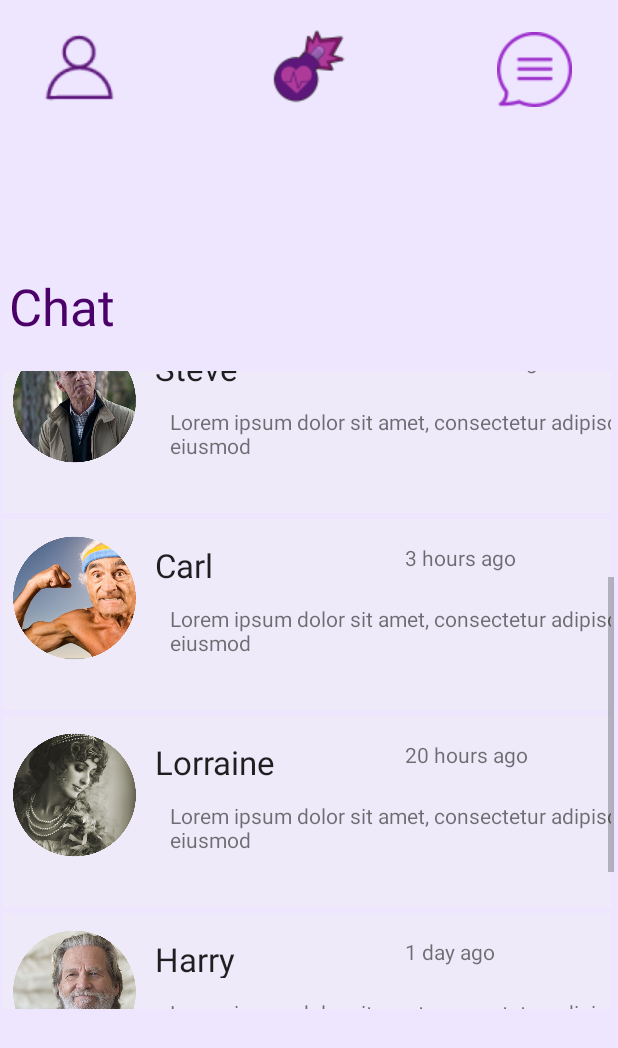
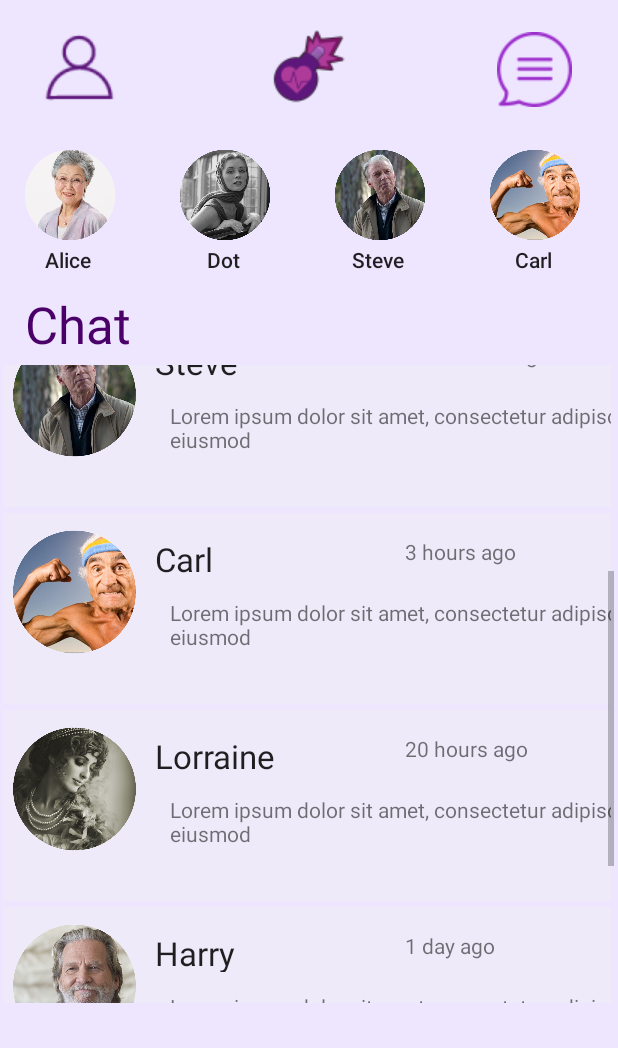
Before and after one commit to Nathan-Nesbitt/OKBoomer, an Android app: the message_general screen opened directly, with no data from a screen before it, scrolled down 297 dp, on a phone screen of 412 x 824 dp. Shown: the top 1048 px of the screen. Run offline under Robolectric (Android 15) with nearby library versions, the phone set to English and light mode, and no system bars.

Commit message:
matches recycler view done, need to make clickable

```diff
--- /dev/null
+++ b/High Fidelity Prototype/app/src/main/java/com/example/okboomerprototype/matchesAdapter.java
@@ -0,0 +1,69 @@
+package com.example.okboomerprototype;
+
+import android.view.LayoutInflater;
+import android.view.View;
+import android.view.ViewGroup;
+import android.widget.ImageView;
+import android.widget.TextView;
+
+import androidx.recyclerview.widget.RecyclerView;
+
+import java.util.ArrayList;
+
+public class matchesAdapter extends RecyclerView.Adapter  {
+    private ArrayList<String> names = new ArrayList<>();
+    private ArrayList<Integer> images = new ArrayList<>();
+
+    public void setItems(ArrayList<String> name, ArrayList<Integer> img){
+        names = name;
+        images = img;
+        notifyDataSetChanged();
+    }
+
+    @Override
+    public RecyclerView.ViewHolder onCreateViewHolder(ViewGroup parent, int viewType) {
+        if(viewType == 0){
+            return matchesAdapter.matchesViewHolder.inflate(parent);
+        }else {
+            return null;
+        }
+    }
+
+    @Override
+    public void onBindViewHolder( RecyclerView.ViewHolder holder, int position) {
+        if(holder instanceof matchesAdapter.matchesViewHolder){
+            ((matchesAdapter.matchesViewHolder)holder).bind(names.get(position), images.get(position));
+        }
+    }
+
+    @Override
+    public int getItemCount() {
+        return names.size();
+    }
+
+    @Override
+    public int getItemViewType(int position) {
+        return 0;
+    }
+
+    static class matchesViewHolder extends RecyclerView.ViewHolder{
+        private TextView name;
+        private ImageView userPic;
+
+        public static matchesAdapter.matchesViewHolder inflate(ViewGroup parent){
+            View view = LayoutInflater.from(parent.getContext()).inflate(R.layout.match_list, parent, false);
+            return new matchesAdapter.matchesViewHolder(view);
+        }
+
+        public matchesViewHolder(View itemView){
+            super(itemView);
+            name = (TextView) itemView.findViewById(R.id.matchName);
+            userPic = (ImageView) itemView.findViewById(R.id.matchUserImg);
+        }
+        public void bind(String textName, int pic){
+            name.setText(textName);
+            userPic.setImageResource(pic);
+        }
+
+    }
+}
--- a/High Fidelity Prototype/app/src/main/java/com/example/okboomerprototype/message_general.java
+++ b/High Fidelity Prototype/app/src/main/java/com/example/okboomerprototype/message_general.java
@@ -16,6 +16,7 @@ public class message_general extends AppCompatActivity {
 
 
     private RecyclerView recyclerView;
+    private RecyclerView matchRecyclerView;
     //private CardAdapter adapter;
     private RecyclerView.Adapter recyclerAdapter;
     private RecyclerView.LayoutManager layoutManager;
@@ -24,13 +25,15 @@ public class message_general extends AppCompatActivity {
         super.onCreate(savedInstanceState);
         setContentView(R.layout.activity_message_general);
 
+        //set up recycler view for messages
         recyclerView = (RecyclerView) findViewById(R.id.my_recycler_view);
-
         // use this setting to improve performance if you know that changes
         // in content do not change the layout size of the RecyclerView
         recyclerView.setLayoutManager(new LinearLayoutManager(this));
         MyAdapter myAdapter = new MyAdapter();
         recyclerView.setAdapter(myAdapter);
+
+        //initialize arrayLists for values (eventually replace with values from the database)
         ArrayList<String> usersCW = new ArrayList<>();
         usersCW.add("Bob");
         usersCW.add("Dot");
@@ -55,7 +58,6 @@ public class message_general extends AppCompatActivity {
         msg.add("Lorem ipsum dolor sit amet, consectetur adipiscing elit, sed do eiusmod");
         msg.add("Lorem ipsum dolor sit amet, consectetur adipiscing elit, sed do eiusmod");
         msg.add("Lorem ipsum dolor sit amet, consectetur adipiscing elit, sed do eiusmod");
-
         ArrayList<Integer> img = new ArrayList<>();
         img.add((R.drawable.bob));
         img.add((R.drawable.dot));
@@ -64,8 +66,38 @@ public class message_general extends AppCompatActivity {
         img.add((R.drawable.lorrain));
         img.add((R.drawable.harry));
         img.add((R.drawable.beverly));
+        //send to recycler
+        myAdapter.setItems(usersCW, time, msg, img);
 
-        myAdapter.setItems(usersCW, time, msg, img);
+        //set up recycler for matches
+        LinearLayoutManager layoutManager
+                = new LinearLayoutManager(this, LinearLayoutManager.HORIZONTAL, false);
+        matchRecyclerView = (RecyclerView) findViewById(R.id.my_matches);
+        // use this setting to improve performance if you know that changes
+        // in content do not change the layout size of the RecyclerView
+        matchRecyclerView.setLayoutManager(layoutManager);
+        matchesAdapter matchAdapter = new matchesAdapter();
+        matchRecyclerView.setAdapter(matchAdapter);
+
+        //initialize arrayList for values  (eventually replace with values from database)
+        ArrayList<String> userMatches = new ArrayList<>();
+        userMatches.add("Alice");
+        userMatches.add("Dot");
+        userMatches.add("Steve");
+        userMatches.add("Carl");
+        userMatches.add("Lorraine");
+        userMatches.add("Harry");
+        userMatches.add("Beverly");
+        ArrayList<Integer> matchImg = new ArrayList<>();
+        matchImg.add((R.drawable.alice));
+        matchImg.add((R.drawable.dot));
+        matchImg.add((R.drawable.steve));
+        matchImg.add((R.drawable.carl));
+        matchImg.add((R.drawable.lorrain));
+        matchImg.add((R.drawable.harry));
+        matchImg.add((R.drawable.beverly));
+
+        matchAdapter.setItems(userMatches, matchImg);
 
         }
     }
--- a/High Fidelity Prototype/app/src/main/res/layout/activity_message_general.xml
+++ b/High Fidelity Prototype/app/src/main/res/layout/activity_message_general.xml
@@ -1,6 +1,5 @@
 <?xml version="1.0" encoding="utf-8"?>
-<androidx.constraintlayout.widget.ConstraintLayout
-    xmlns:android="http://schemas.android.com/apk/res/android"
+<androidx.constraintlayout.widget.ConstraintLayout xmlns:android="http://schemas.android.com/apk/res/android"
     xmlns:app="http://schemas.android.com/apk/res-auto"
     xmlns:tools="http://schemas.android.com/tools"
     android:layout_width="match_parent"
@@ -44,43 +43,41 @@
         app:layout_constraintTop_toTopOf="parent"
         app:srcCompat="@drawable/chat_highlight_button" />
 
-    <HorizontalScrollView
-        android:id="@+id/horizontalScrollView2"
-        android:layout_width="413dp"
-        android:layout_height="94dp"
-        android:layout_marginTop="1dp"
-        app:layout_constraintStart_toStartOf="parent"
-        app:layout_constraintTop_toBottomOf="@+id/imageButton5">
-
-        <LinearLayout
-            android:layout_width="wrap_content"
-            android:layout_height="match_parent" />
-    </HorizontalScrollView>
-
     <TextView
         android:id="@+id/textView2"
         android:layout_width="95dp"
         android:layout_height="42dp"
         android:layout_marginStart="18dp"
         android:layout_marginLeft="18dp"
-        android:layout_marginTop="10dp"
+        android:layout_marginTop="4dp"
         android:layout_marginEnd="323dp"
         android:layout_marginRight="323dp"
         android:text="Chat"
         android:textAppearance="@style/TextAppearance.AppCompat.Display1"
         android:textColor="#4A0068"
         app:layout_constraintEnd_toEndOf="parent"
+        app:layout_constraintHorizontal_bias="0.08"
         app:layout_constraintStart_toStartOf="parent"
-        app:layout_constraintTop_toBottomOf="@+id/horizontalScrollView2" />
+        app:layout_constraintTop_toBottomOf="@+id/my_matches" />
 
     <androidx.recyclerview.widget.RecyclerView
         android:id="@+id/my_recycler_view"
         android:layout_width="409dp"
         android:layout_height="425dp"
-        android:layout_marginTop="76dp"
+        android:layout_marginTop="8dp"
         android:scrollbars="vertical"
         app:layout_constraintStart_toStartOf="parent"
-        app:layout_constraintTop_toBottomOf="@+id/horizontalScrollView2" />
+        app:layout_constraintTop_toBottomOf="@+id/textView2" />
+
+    <androidx.recyclerview.widget.RecyclerView
+        android:id="@+id/my_matches"
+        android:layout_width="405dp"
+        android:layout_height="97dp"
+        android:layout_marginTop="16dp"
+        android:orientation="horizontal"
+        android:scrollbars="horizontal"
+        app:layout_constraintStart_toStartOf="parent"
+        app:layout_constraintTop_toBottomOf="@+id/imageButton5" />
 
 
 </androidx.constraintlayout.widget.ConstraintLayout>
--- /dev/null
+++ b/High Fidelity Prototype/app/src/main/res/layout/match_list.xml
@@ -0,0 +1,48 @@
+<?xml version="1.0" encoding="utf-8"?>
+<androidx.constraintlayout.widget.ConstraintLayout
+    xmlns:android="http://schemas.android.com/apk/res/android"
+    xmlns:app="http://schemas.android.com/apk/res-auto"
+    xmlns:tools="http://schemas.android.com/tools"
+    android:layout_width="wrap_content"
+    android:layout_height="match_parent">
+
+    <LinearLayout
+        android:layout_width="102dp"
+        android:layout_height="91dp"
+        android:layout_marginStart="1dp"
+        android:layout_marginLeft="1dp"
+        android:layout_marginTop="1dp"
+        android:orientation="horizontal"
+        app:layout_constraintStart_toStartOf="parent"
+        app:layout_constraintTop_toTopOf="parent">
+
+        <androidx.constraintlayout.widget.ConstraintLayout
+            android:layout_width="84dp"
+            android:layout_height="match_parent"
+            android:layout_margin="2dp">
+
+            <TextView
+                android:id="@+id/matchName"
+                android:layout_width="wrap_content"
+                android:layout_height="wrap_content"
+                android:text="Alice"
+                android:textAppearance="@style/TextAppearance.AppCompat.Body2"
+                app:layout_constraintBottom_toBottomOf="parent"
+                app:layout_constraintEnd_toEndOf="parent"
+                app:layout_constraintStart_toStartOf="parent" />
+
+            <ImageView
+                android:id="@+id/matchUserImg"
+                android:layout_width="88dp"
+                android:layout_height="69dp"
+                android:layout_marginStart="5dp"
+                android:layout_marginEnd="5dp"
+                app:layout_constraintEnd_toEndOf="parent"
+                app:layout_constraintHorizontal_bias="0.482"
+                app:layout_constraintStart_toStartOf="parent"
+                app:layout_constraintTop_toTopOf="parent"
+                app:srcCompat="@drawable/alice" />
+        </androidx.constraintlayout.widget.ConstraintLayout>
+
+    </LinearLayout>
+</androidx.constraintlayout.widget.ConstraintLayout>
```
